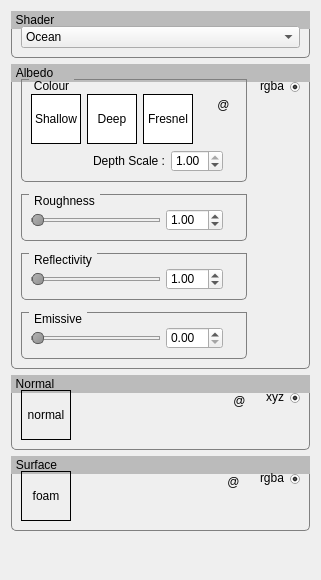
The window that src/plugins/ocean/materialwidget.ui (pniekamp/datum-studio) describes before a commit, drawn with Qt 5.
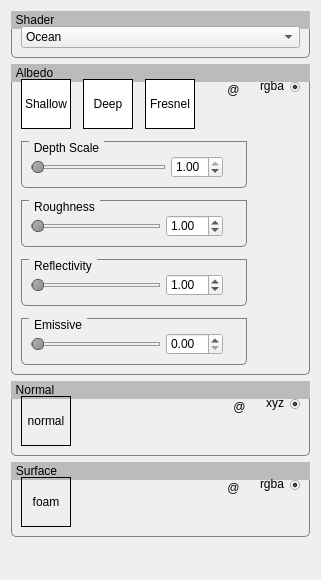
The same window after the commit. Icons and pictures are not drawn. Custom widgets are drawn as their Qt base class.

```diff
--- a/src/plugins/ocean/materialwidget.ui
+++ b/src/plugins/ocean/materialwidget.ui
@@ -108,25 +108,6 @@
       <item>
        <layout class="QVBoxLayout" name="verticalLayout_2">
         <item>
-         <widget class="QGroupBox" name="Color">
-          <property name="styleSheet">
-           <string notr="true">QGroupBox::title
-{
-    background: none;
-    subcontrol-origin: margin;
-    subcontrol-position: top left;
-    padding: 0 3px 0 3px;
-    left: 8px;
-}</string>
-          </property>
-          <property name="title">
-           <string>Colour</string>
-          </property>
-          <layout class="QVBoxLayout" name="verticalLayout_6">
-           <property name="topMargin">
-            <number>14</number>
-           </property>
-           <item>
             <layout class="QHBoxLayout" name="horizontalLayout_2">
              <item>
               <widget class="QPushButton" name="ShallowColor">
@@ -253,29 +234,38 @@
             </layout>
            </item>
            <item>
+         <widget class="QGroupBox" name="DepthScale">
+          <property name="styleSheet">
+           <string notr="true">QGroupBox::title
+{
+    background: none;
+    subcontrol-origin: margin;
+    subcontrol-position: top left;
+    padding: 0 3px 0 3px;
+    left: 8px;
+}</string>
+          </property>
+          <property name="title">
+           <string>Depth Scale</string>
+          </property>
+          <layout class="QVBoxLayout" name="verticalLayout_6">
+           <property name="topMargin">
+            <number>14</number>
+           </property>
+           <item>
             <layout class="QHBoxLayout" name="horizontalLayout_3">
              <item>
-              <spacer name="horizontalSpacer_4">
+              <widget class="QcDoubleSlider" name="DepthScaleSlider">
+               <property name="maximum">
+                <number>100</number>
+               </property>
                <property name="orientation">
                 <enum>Qt::Horizontal</enum>
                </property>
-               <property name="sizeHint" stdset="0">
-                <size>
-                 <width>40</width>
-                 <height>20</height>
-                </size>
-               </property>
-              </spacer>
-             </item>
-             <item>
-              <widget class="QLabel" name="DepthScaleLabel">
-               <property name="text">
-                <string>Depth Scale :</string>
-               </property>
               </widget>
              </item>
              <item>
-              <widget class="QcDoubleSpinBox" name="DepthScale">
+              <widget class="QcDoubleSpinBox" name="DepthScaleSpinner">
                <property name="minimumSize">
                 <size>
                  <width>52</width>
@@ -294,7 +284,7 @@
               </widget>
              </item>
              <item>
-              <widget class="QLabel" name="DepthScaleLabel2">
+              <widget class="QLabel" name="DepthScaleLabel">
                <property name="minimumSize">
                 <size>
                  <width>8</width>
```
Lines whose indentation alone changed are shown as unchanged.
